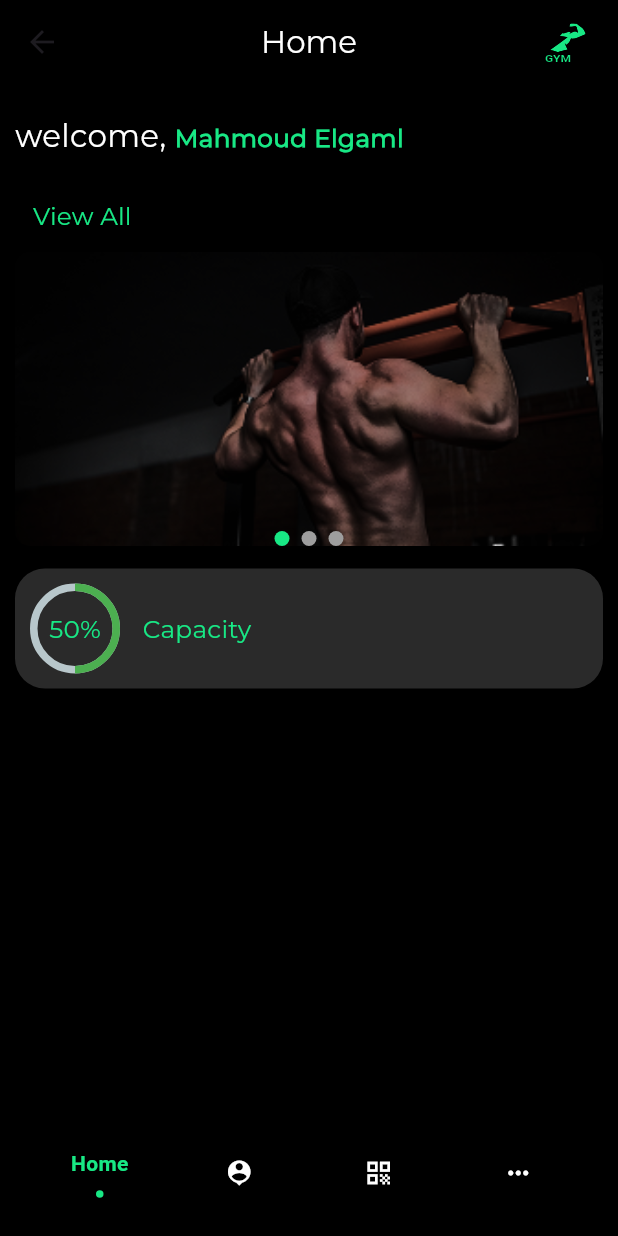
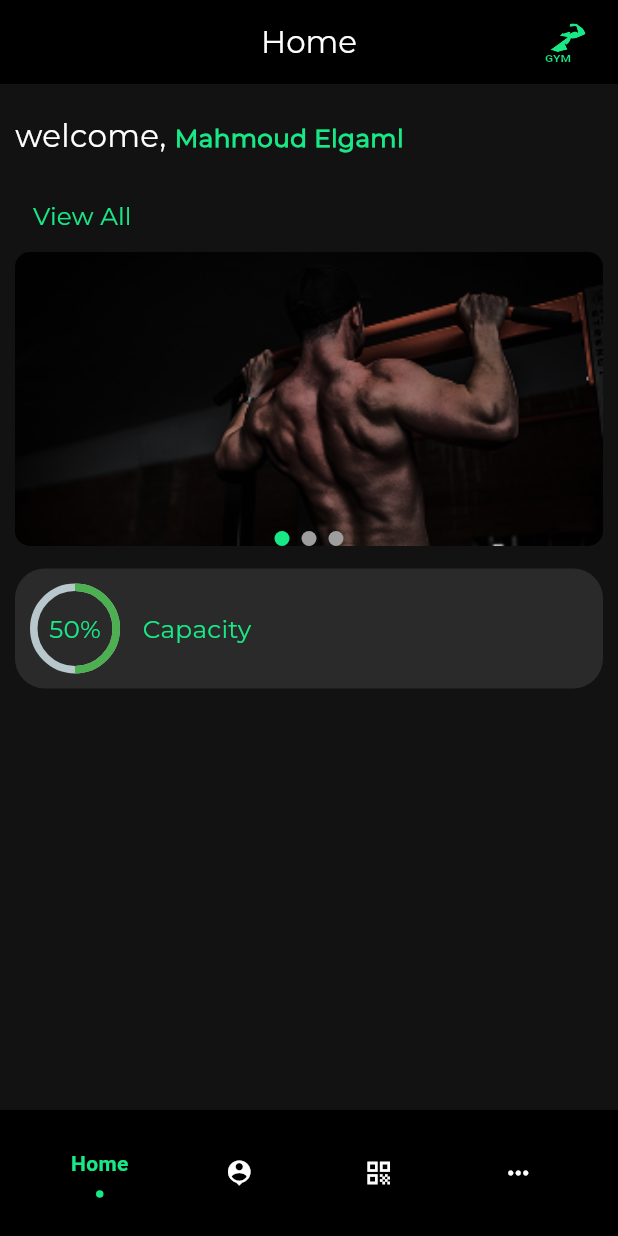
Before and after one commit to MahmoudElgaml/gym_system, a Flutter app: the screen it shows after launch, after a tap on an icon or button, on a phone screen of 412 x 824 dp. Run offline on Flutter 3.47's test engine with Material 3 defaults, Android fonts, the phone set to English and light mode, and no system bars; drawn by our look-alikes of carousel_slider, flashy_tab_bar2, percent_indicator, smooth_page_indicator; our stand-ins replace bloc, connectivity_plus, device_preview, dio, dropdown_button2, flutter_bloc and 11 more; missing offline and left inert: bottom_picker, radio_group_v2; accounts and stored records are empty.

Commit message:
edit dark theme

```diff
--- a/lib/core/utils/app_color.dart
+++ b/lib/core/utils/app_color.dart
@@ -10,5 +10,6 @@ abstract class AppColor{
   static const Color textGrayColor= Colors.grey;
   static const Color whiteColor= Colors.white;
   static const Color blackColor= Colors.black;
+  static const Color scaffoldBackgroundColor= Color(0xff121212);
 
 }
--- a/lib/features/home/home_screen.dart
+++ b/lib/features/home/home_screen.dart
@@ -1,4 +1,3 @@
-import 'package:carousel_slider/carousel_slider.dart';
 import 'package:flutter/material.dart';
 import 'package:flutter_svg/svg.dart';
 import 'package:gap/gap.dart';
@@ -8,8 +7,6 @@ import 'package:gym_system/core/utils/app_string.dart';
 import 'package:gym_system/core/utils/fonts.dart';
 import 'package:gym_system/features/home/presentation/widgets/capacity_section.dart';
 import 'package:gym_system/features/home/presentation/widgets/slider_image_section.dart';
-import 'package:percent_indicator/circular_percent_indicator.dart';
-import 'package:percent_indicator/linear_percent_indicator.dart';
 
 class HomeScreen extends StatelessWidget {
   const HomeScreen({super.key});
@@ -24,7 +21,8 @@ class HomeScreen extends StatelessWidget {
             Assets.logo,
             width: 80,
             height: 80,
-            color: AppColor.primaryColor,
+            colorFilter:
+                const ColorFilter.mode(AppColor.primaryColor, BlendMode.srcIn),
           ),
         ],
         title: Text(
@@ -32,6 +30,7 @@ class HomeScreen extends StatelessWidget {
           style: AppFonts.textMedium20(context)
               .copyWith(color: AppColor.whiteColor),
         ),
+        leading: const SizedBox(),
       ),
       body: Padding(
         padding: const EdgeInsets.only(
--- a/lib/main.dart
+++ b/lib/main.dart
@@ -20,12 +20,12 @@ class MyApp extends StatelessWidget {
   Widget build(BuildContext context) {
     return SafeArea(
       child: MaterialApp.router(
-        themeMode: ThemeMode.light,
-        darkTheme: ThemeData.dark(),
-        theme: ThemeData(
-            scaffoldBackgroundColor: AppColor.blackColor,
+        themeMode: ThemeMode.dark,
+        darkTheme: ThemeData(
+            scaffoldBackgroundColor: AppColor.scaffoldBackgroundColor,
             appBarTheme: const AppBarTheme(
               color: AppColor.blackColor,
+              foregroundColor: AppColor.whiteColor,
               centerTitle: true,
             )),
         routerConfig: AppRoute.router,
```
